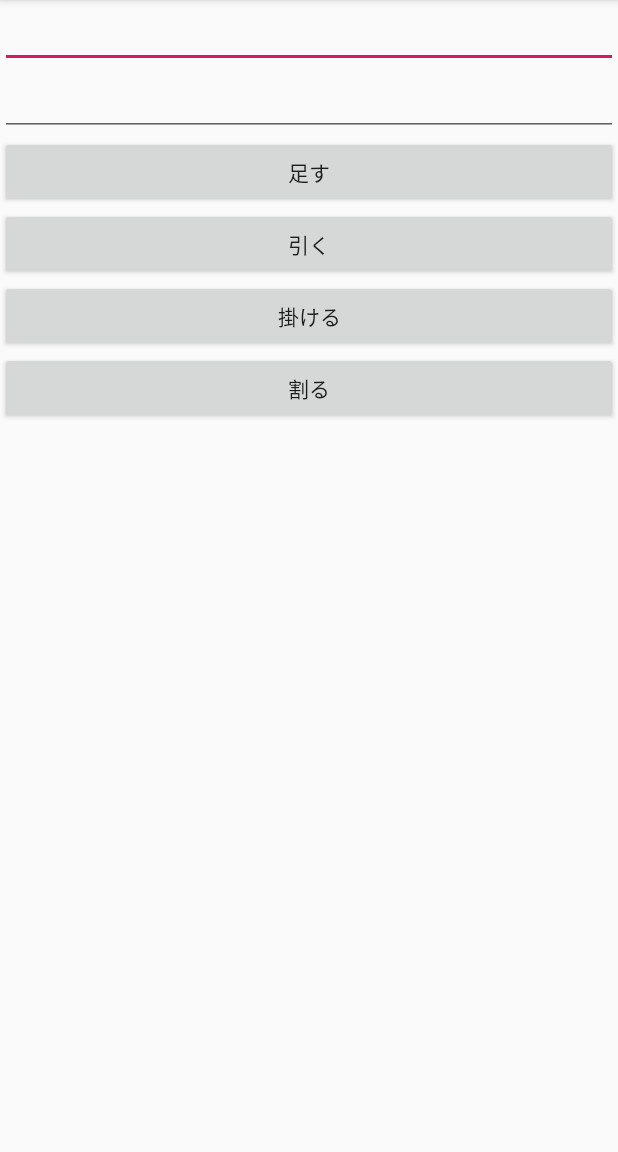
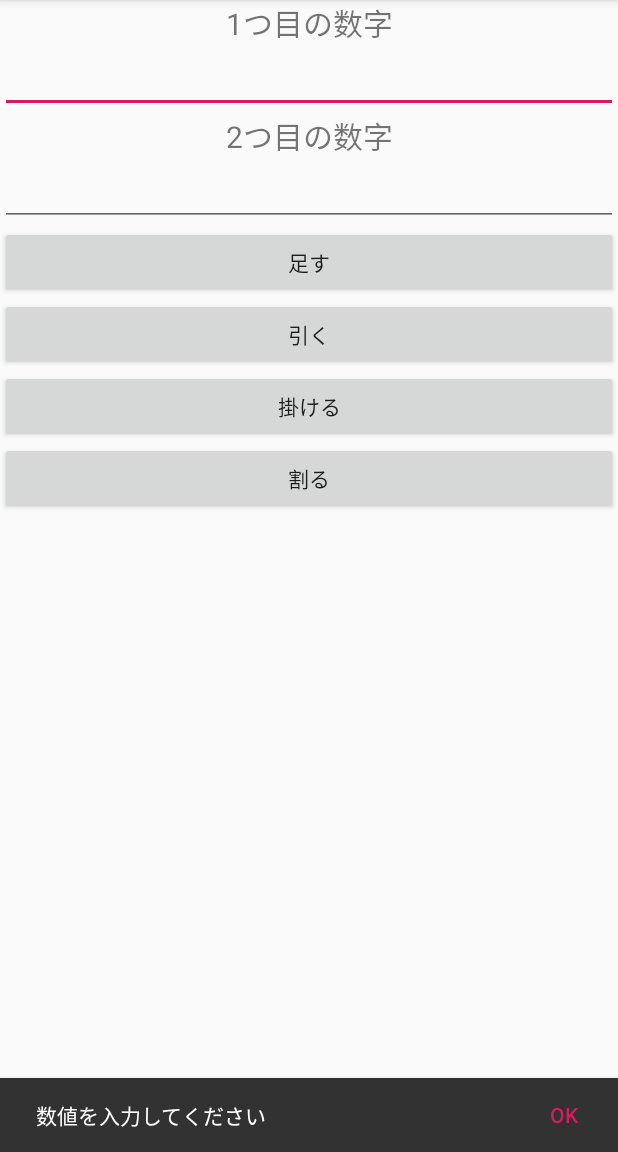
Before and after one commit to tikuwa0max/CalcApp, an Android app: the screen it shows after launch (MainActivity), after a tap on "引く", on a phone screen of 412 x 824 dp, the part 84-1236 px from its top. Run offline under Robolectric (Android 15) with nearby library versions, the phone set to English and light mode, and no system bars.

Commit message:
snachbarの追加

```diff
--- a/app/build.gradle
+++ b/app/build.gradle
@@ -26,6 +26,7 @@ dependencies {
     implementation fileTree(dir: 'libs', include: ['*.jar'])
     implementation "org.jetbrains.kotlin:kotlin-stdlib-jdk7:$kotlin_version"
     implementation 'com.android.support:appcompat-v7:28.0.0'
+    implementation 'com.android.support:design:28.0.0'
     implementation 'com.android.support.constraint:constraint-layout:1.1.3'
     testImplementation 'junit:junit:4.12'
     androidTestImplementation 'com.android.support.test:runner:1.0.2'
--- a/app/src/main/java/ichizawa/mikitaka/techacademy/calcapp/MainActivity.kt
+++ b/app/src/main/java/ichizawa/mikitaka/techacademy/calcapp/MainActivity.kt
@@ -44,11 +44,19 @@ class MainActivity : AppCompatActivity(),View.OnClickListener {
 
             intent.putExtra("VALUE1", z)
             startActivity(intent)
-        }catch (e: Exception){
+        }catch (e: Exception) {
             Log.d("kotlintest", "空欄があります")
 
+            Snackbar.make(v,"数値を入力してください", Snackbar.LENGTH_INDEFINITE)
+                .setAction("OK") {
+                    Log.d("UI_PARTS", "")
+                }.show()
+
         }
-    }
+
+
+        }
+
 
 
 
--- a/app/src/main/res/layout/activity_main.xml
+++ b/app/src/main/res/layout/activity_main.xml
@@ -7,6 +7,14 @@
 
 
 
+    <TextView
+            android:layout_width="match_parent"
+            android:layout_height="wrap_content"
+            android:text="1つ目の数字"
+            android:gravity="center_horizontal"
+            android:id="@+id/textView2" android:textSize="20dp"/>
+
+
 
     <EditText
             android:layout_width="match_parent"
@@ -14,6 +22,12 @@
             android:id="@+id/editText"
             />
 
+    <TextView
+            android:layout_width="match_parent"
+            android:layout_height="wrap_content"
+            android:text="2つ目の数字"
+            android:gravity="center_horizontal"
+            android:id="@+id/textView3" android:textSize="20dp"/>
 
 
     <EditText
```
Also changed, not shown: app/src/main/java/ichizawa/mikitaka/techacademy/calcapp/Second.kt (+14 -4 lines), app/src/main/res/layout/activity_second.xml (+11 -2 lines), 2 other files.
